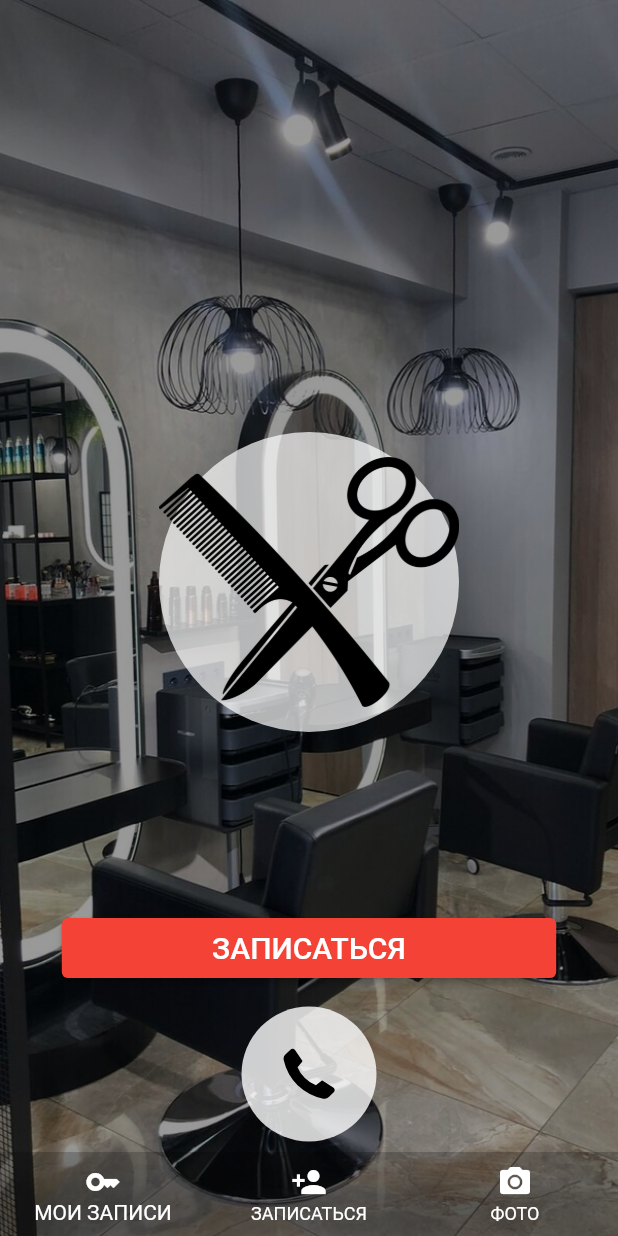
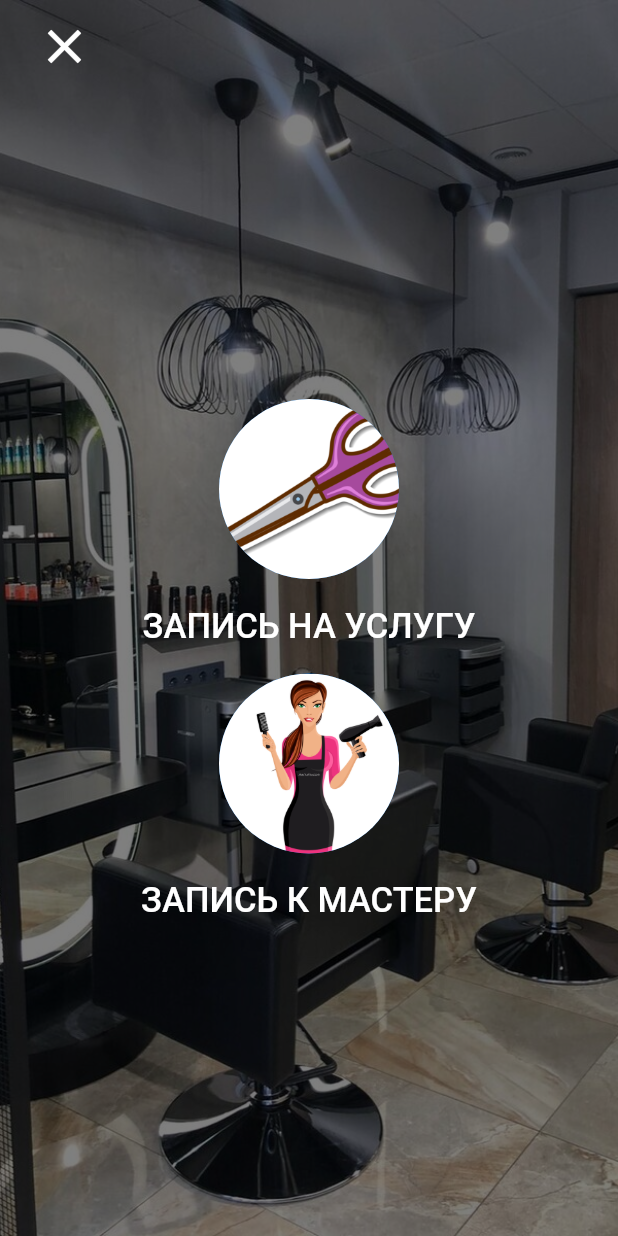
Before and after one commit to ernistakunzhanov/barbershop_app, a Flutter app: the HomeView screen opened directly, after a tap on "ЗАПИСАТЬСЯ", on a phone screen of 412 x 824 dp. Run offline on Flutter 3.47's test engine with Material 2 defaults, Android fonts, the phone set to English and light mode, and no system bars; our stand-ins replace flutter_svg, intl_phone_field.

```diff
--- a/lib/app.dart
+++ b/lib/app.dart
@@ -1,4 +1,5 @@
 import 'package:barbershop_app/app/presentation/home/home_view.dart';
+import 'package:barbershop_app/app/presentation/main/main_view.dart';
 import 'package:flutter/material.dart';
 
 class BarbershopApp extends StatelessWidget {
@@ -8,7 +9,7 @@ class BarbershopApp extends StatelessWidget {
   Widget build(BuildContext context) {
     return const MaterialApp(
       debugShowCheckedModeBanner: false,
-      home: HomeView(),
+      home: MainView(),
     );
   }
 }
--- /dev/null
+++ b/lib/app/presentation/enroll/enroll_view.dart
@@ -0,0 +1,67 @@
+import 'package:barbershop_app/app/widgets/bg_main_fon.dart';
+import 'package:flutter/material.dart';
+
+class EnrollView extends StatelessWidget {
+  const EnrollView({Key? key}) : super(key: key);
+
+  @override
+  Widget build(BuildContext context) {
+    return BgMainFon(
+      child: Scaffold(
+        appBar: AppBar(
+          automaticallyImplyLeading: false,
+          backgroundColor: Colors.transparent,
+          elevation: 0,
+          title: IconButton(
+            onPressed: () {
+              Navigator.pop(context);
+            },
+            icon: const Icon(
+              Icons.clear,
+              size: 38,
+            ),
+          ),
+        ),
+        backgroundColor: Colors.transparent,
+        body: Center(
+          child: Column(
+            mainAxisAlignment: MainAxisAlignment.center,
+            children: [
+              const CircleAvatar(
+                radius: 60,
+                backgroundImage: AssetImage(
+                  'assets/icons/scissor.jpg',
+                ),
+              ),
+              const SizedBox(height: 18),
+              Text(
+                'Запись на услугу'.toUpperCase(),
+                style: const TextStyle(
+                  fontSize: 23,
+                  color: Colors.white,
+                  fontWeight: FontWeight.w500,
+                ),
+              ),
+              const SizedBox(height: 18),
+              const CircleAvatar(
+                radius: 60,
+                backgroundImage: AssetImage(
+                  'assets/icons/2390.jpg',
+                ),
+              ),
+              const SizedBox(height: 18),
+              Text(
+                'Запись к мастеру'.toUpperCase(),
+                style: const TextStyle(
+                  fontSize: 23,
+                  color: Colors.white,
+                  fontWeight: FontWeight.w500,
+                ),
+              ),
+            ],
+          ),
+        ),
+      ),
+    );
+  }
+}
--- a/lib/app/presentation/home/home_view.dart
+++ b/lib/app/presentation/home/home_view.dart
@@ -1,3 +1,5 @@
+import 'package:barbershop_app/app/presentation/enroll/enroll_view.dart';
+import 'package:barbershop_app/app/widgets/custom_button.dart';
 import 'package:flutter/material.dart';
 import 'package:flutter_svg/flutter_svg.dart';
 
@@ -9,27 +11,9 @@ class HomeView extends StatefulWidget {
 }
 
 class _HomeViewState extends State<HomeView> {
-  int _selectedIndex = 0;
-  void _onItemTapped(int index) {
-    setState(() {
-      _selectedIndex = index;
-    });
-  }
-
   @override
   Widget build(BuildContext context) {
-    return Container(
-      decoration: BoxDecoration(
-        image: DecorationImage(
-          image: const AssetImage('assets/images/bgFon.jpg'),
-          fit: BoxFit.cover,
-          colorFilter: ColorFilter.mode(
-            Colors.black.withOpacity(0.4),
-            BlendMode.darken,
-          ),
-        ),
-      ),
-      child: Scaffold(
+    return Scaffold(
       backgroundColor: Colors.transparent,
       body: Center(
         child: Column(
@@ -46,26 +30,46 @@ class _HomeViewState extends State<HomeView> {
             const SizedBox(height: 120),
             Column(
               children: [
+                CustomButton(
+                  title: 'Записаться',
+                  onTap: () {
+                    Navigator.push(
+                      context,
+                      MaterialPageRoute(
+                        builder: (context) => EnrollView(),
+                      ),
+                    );
+                  },
+                ),
+                const SizedBox(height: 15),
+                InkWell(
+                  onTap: () {
+                    showModalBottomSheet<void>(
+                      context: context,
+                      builder: (BuildContext context) {
+                        return SizedBox(
+                          height: 200,
+                          child: Center(
+                            child: Column(
+                              mainAxisAlignment: MainAxisAlignment.center,
+                              // mainAxisSize: MainAxisSize.min,
+                              children: <Widget>[
                                 ElevatedButton(
-                    onPressed: () {},
-                    style: ElevatedButton.styleFrom(
-                      fixedSize:
-                          Size(MediaQuery.of(context).size.width * 0.8, 40),
-                      backgroundColor: Colors.red,
-                      shape: RoundedRectangleBorder(
-                        borderRadius: BorderRadius.circular(4), // <-- Radius
+                                  child: const Text('Вызов +996 (552) 542 556'),
+                                  onPressed: () => Navigator.pop(context),
+                                ),
+                                ElevatedButton(
+                                  child: const Text('Отменить'),
+                                  onPressed: () => Navigator.pop(context),
+                                ),
+                              ],
                             ),
                           ),
-                    child: Text(
-                      'Записаться'.toUpperCase(),
-                      style: const TextStyle(
-                        color: Colors.white,
-                        fontSize: 20,
-                      ),
-                    ),
-                  ),
-                  const SizedBox(height: 15),
-                  Container(
+                        );
+                      },
+                    );
+                  },
+                  child: Container(
                     height: 90,
                     width: 90,
                     decoration: BoxDecoration(
@@ -77,35 +81,13 @@ class _HomeViewState extends State<HomeView> {
                       fit: BoxFit.none,
                     ),
                   ),
+                ),
                 const SizedBox(height: 7),
               ],
             ),
           ],
         ),
       ),
-        bottomNavigationBar: BottomNavigationBar(
-          unselectedItemColor: Colors.white,
-          selectedItemColor: Colors.white,
-          backgroundColor: Colors.black.withOpacity(0.2),
-          items: const <BottomNavigationBarItem>[
-            BottomNavigationBarItem(
-              icon: Icon(Icons.key_sharp),
-              label: 'МОИ ЗАПИСИ',
-            ),
-            BottomNavigationBarItem(
-              icon: Icon(Icons.person_add),
-              label: 'ЗАПИСАТЬСЯ',
-            ),
-            BottomNavigationBarItem(
-              icon: Icon(Icons.camera_alt),
-              label: 'ФОТО',
-            ),
-          ],
-          currentIndex: _selectedIndex,
-          // selectedItemColor: Colors.amber[800],
-          onTap: _onItemTapped,
-        ),
-      ),
     );
   }
 }
--- /dev/null
+++ b/lib/app/widgets/bg_main_fon.dart
@@ -0,0 +1,26 @@
+import 'package:flutter/material.dart';
+
+class BgMainFon extends StatelessWidget {
+  final Widget child;
+  const BgMainFon({
+    super.key,
+    required this.child,
+  });
+
+  @override
+  Widget build(BuildContext context) {
+    return Container(
+      decoration: BoxDecoration(
+        image: DecorationImage(
+          image: const AssetImage('assets/images/bgFon.jpg'),
+          fit: BoxFit.cover,
+          colorFilter: ColorFilter.mode(
+            Colors.black.withOpacity(0.5),
+            BlendMode.darken,
+          ),
+        ),
+      ),
+      child: child,
+    );
+  }
+}
--- /dev/null
+++ b/lib/app/widgets/custom_button.dart
@@ -0,0 +1,41 @@
+import 'package:flutter/material.dart';
+
+class CustomButton extends StatelessWidget {
+  final String title;
+  final void Function() onTap;
+
+  const CustomButton({
+    super.key,
+    required this.title,
+    required this.onTap,
+  });
+
+  @override
+  Widget build(BuildContext context) {
+    return InkWell(
+      onTap: onTap,
+      child: Padding(
+        padding: const EdgeInsets.symmetric(
+          horizontal: 30,
+        ),
+        child: Container(
+          height: 50,
+          decoration: BoxDecoration(
+            color: Colors.red,
+            borderRadius: BorderRadius.circular(4),
+          ),
+          child: Center(
+            child: Text(
+              title.toUpperCase(),
+              style: const TextStyle(
+                color: Colors.white,
+                fontSize: 18,
+                fontWeight: FontWeight.bold,
+              ),
+            ),
+          ),
+        ),
+      ),
+    );
+  }
+}
--- a/pubspec.yaml
+++ b/pubspec.yaml
@@ -35,6 +35,7 @@ dependencies:
   # Use with the CupertinoIcons class for iOS style icons.
   cupertino_icons: ^1.0.2
   flutter_svg: ^2.0.7
+  intl_phone_field: ^3.2.0
 
 dev_dependencies:
   flutter_test:
```
Also changed, not shown: lib/app/presentation/main/main_view.dart (added, +66 -0 lines), lib/app/presentation/my_notes/my_notes_view.dart (added, +57 -0 lines), lib/app/presentation/photo/photo_view.dart (added, +29 -0 lines), lib/app/presentation/sign_in/sign_in_view.dart (added, +59 -0 lines), lib/app/presentation/sign_up.dart/sign_up_view.dart (added, +89 -0 lines), assets/icons/2390.jpg (added), assets/icons/master.png (added), assets/icons/scissor.jpg (added), pubspec.lock. Lines whose indentation alone changed are shown as unchanged.
